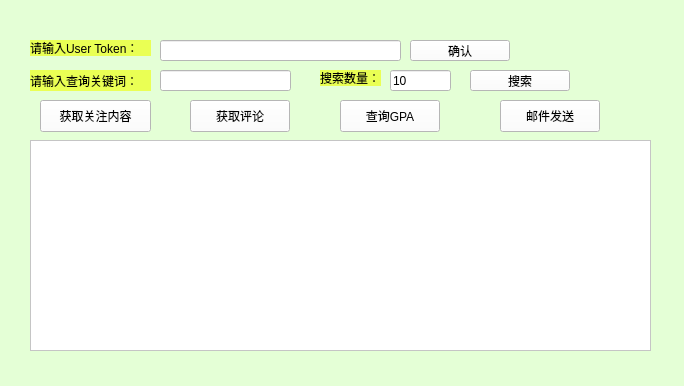
First picture: the form in Helper/treehole.ui, repository champion-chenpeng/CuteSunny, before the edit.
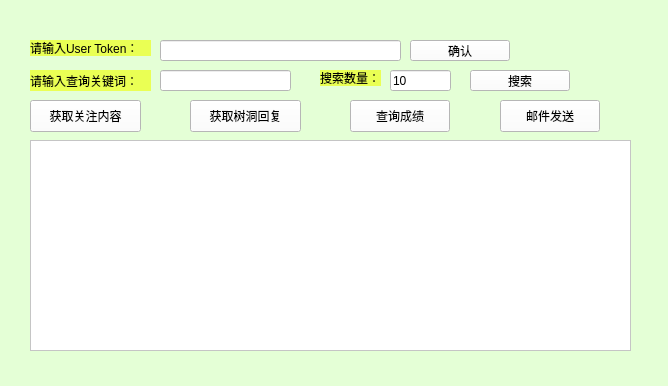
Second picture: the form after the edit.

```diff
--- a/Helper/treehole.ui
+++ b/Helper/treehole.ui
@@ -6,7 +6,7 @@
    <rect>
     <x>0</x>
     <y>0</y>
-    <width>684</width>
+    <width>668</width>
     <height>386</height>
    </rect>
   </property>
@@ -42,7 +42,7 @@
   <widget class="QPushButton" name="pushButton_attention">
    <property name="geometry">
     <rect>
-     <x>40</x>
+     <x>30</x>
      <y>100</y>
      <width>111</width>
      <height>32</height>
@@ -198,7 +198,7 @@
     <rect>
      <x>30</x>
      <y>140</y>
-     <width>621</width>
+     <width>601</width>
      <height>211</height>
     </rect>
    </property>
@@ -221,7 +221,7 @@
     <rect>
      <x>190</x>
      <y>100</y>
-     <width>100</width>
+     <width>111</width>
      <height>32</height>
     </rect>
    </property>
@@ -232,13 +232,13 @@
 }</string>
    </property>
    <property name="text">
-    <string>获取评论</string>
+    <string>获取树洞回复</string>
    </property>
   </widget>
   <widget class="QPushButton" name="pushButton_gpa">
    <property name="geometry">
     <rect>
-     <x>340</x>
+     <x>350</x>
      <y>100</y>
      <width>100</width>
      <height>32</height>
@@ -251,7 +251,7 @@
 }</string>
    </property>
    <property name="text">
-    <string>查询GPA</string>
+    <string>查询成绩</string>
    </property>
   </widget>
   <widget class="QPushButton" name="emailBtn">
```
